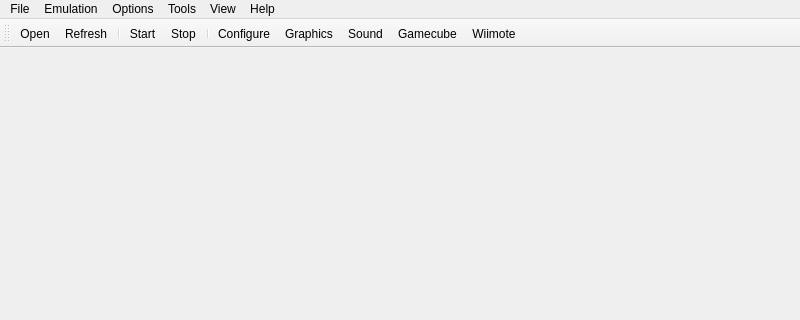
Before: the Qt Designer form Source/Core/DolphinQt/Src/MainWindow.ui in waddlesplash/DolphinQt, drawn with Qt 5; both pictures show x 0 to 800 and y 0 to 320 of the 800 by 600 pixel window.
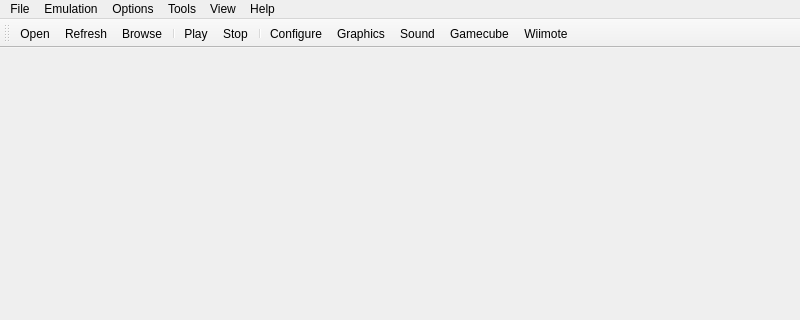
After: the same form once the commit is applied.

Commit message: Redo resource system (2/2) -- supports icon themes now. This also fixes the stuff the previous commit broke. And everything looks a lot nicer now :)

```diff
--- a/Source/Core/DolphinQt/Src/MainWindow.ui
+++ b/Source/Core/DolphinQt/Src/MainWindow.ui
@@ -46,7 +46,7 @@
     <property name="title">
      <string>Emulation</string>
     </property>
-    <addaction name="actionStart"/>
+    <addaction name="actionPlay"/>
     <addaction name="actionPause"/>
     <addaction name="actionStop"/>
     <addaction name="separator"/>
@@ -98,6 +98,15 @@
    <property name="windowTitle">
     <string>Main toolbar</string>
    </property>
+   <property name="iconSize">
+    <size>
+     <width>32</width>
+     <height>32</height>
+    </size>
+   </property>
+   <property name="toolButtonStyle">
+    <enum>Qt::ToolButtonTextUnderIcon</enum>
+   </property>
    <attribute name="toolBarArea">
     <enum>TopToolBarArea</enum>
    </attribute>
@@ -106,8 +115,9 @@
    </attribute>
    <addaction name="actionOpen"/>
    <addaction name="actionRefresh"/>
+   <addaction name="actionAddFolder"/>
    <addaction name="separator"/>
-   <addaction name="actionStart"/>
+   <addaction name="actionPlay"/>
    <addaction name="actionStop"/>
    <addaction name="separator"/>
    <addaction name="actionConfigure"/>
@@ -123,7 +133,7 @@
   </action>
   <action name="actionAddFolder">
    <property name="text">
-    <string>Add folder...</string>
+    <string>Browse</string>
    </property>
   </action>
   <action name="actionRefresh">
@@ -136,9 +146,9 @@
     <string>Quit</string>
    </property>
   </action>
-  <action name="actionStart">
+  <action name="actionPlay">
    <property name="text">
-    <string>Start</string>
+    <string>Play</string>
    </property>
   </action>
   <action name="actionStop">
```
The commit also changes 4 other files.
